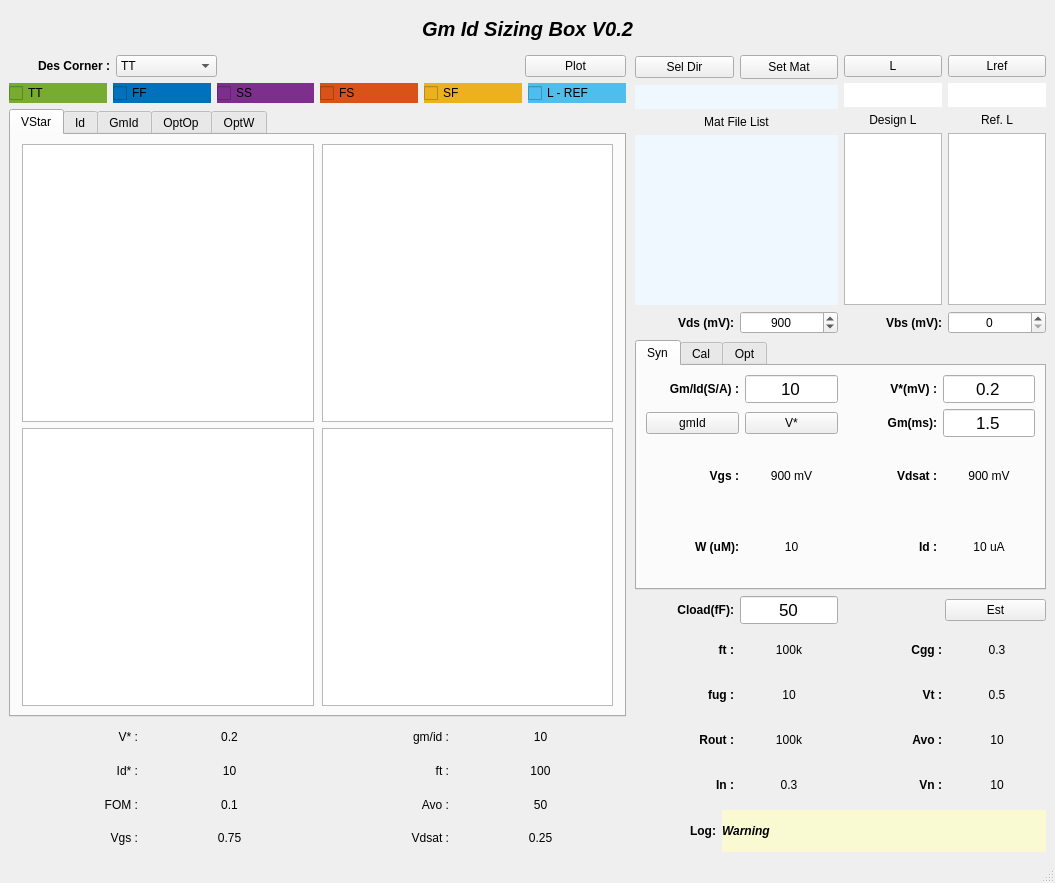
Qt form GUI/gmIdSizingGuiVp1.ui (fengqzHD/gmIdNeoKit) before a commit.
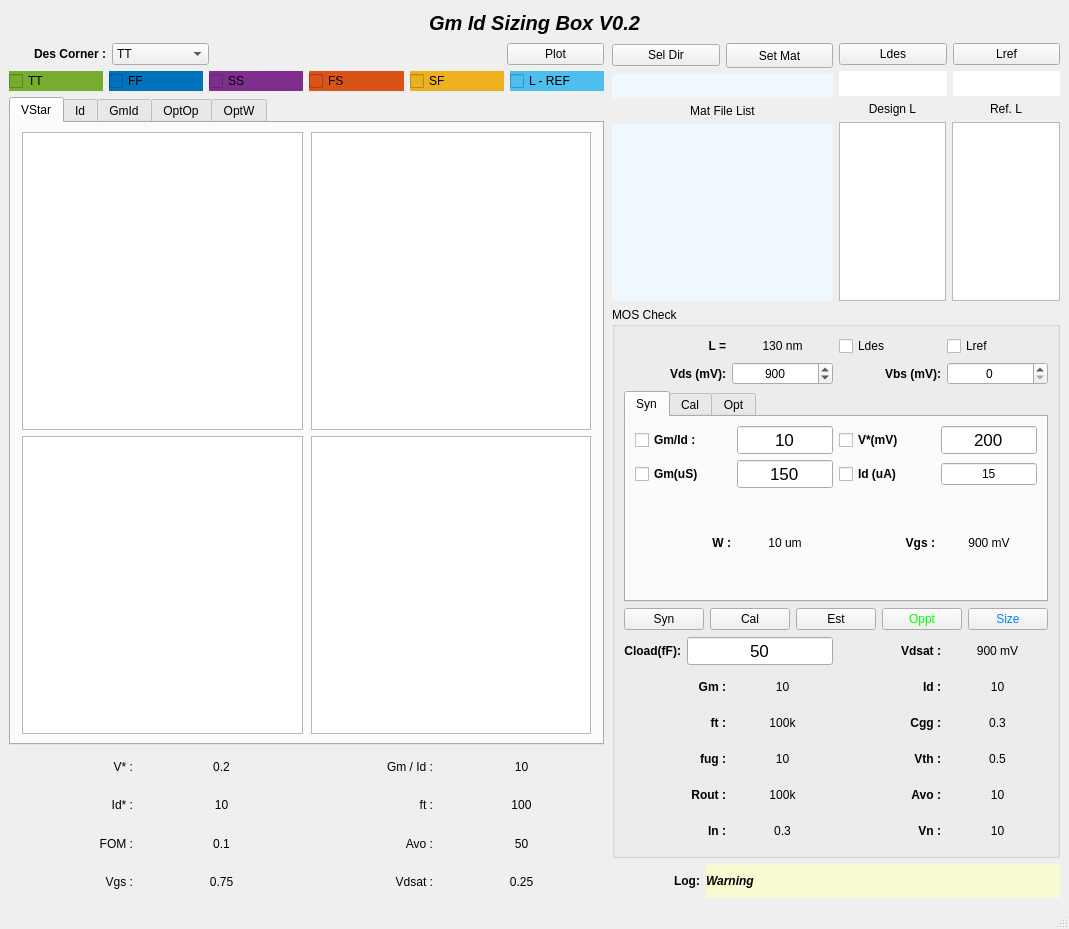
The same form after that commit. Custom widgets are drawn as their Qt base class.

Commit message: Update GUI Layout for Syn/Cal Function

```diff
--- a/GUI/gmIdSizingGuiVp1.ui
+++ b/GUI/gmIdSizingGuiVp1.ui
@@ -6,8 +6,8 @@
    <rect>
     <x>0</x>
     <y>0</y>
-    <width>1055</width>
-    <height>883</height>
+    <width>1069</width>
+    <height>929</height>
    </rect>
   </property>
   <property name="windowTitle">
@@ -16,7 +16,7 @@
   <widget class="QWidget" name="centralwidget">
    <layout class="QGridLayout" name="gridLayout">
     <item row="0" column="0">
-     <layout class="QVBoxLayout" name="verticalLayout_3" stretch="1,20">
+     <layout class="QVBoxLayout" name="verticalLayout_3" stretch="1,30">
       <item>
        <widget class="QLabel" name="titleToolBox">
         <property name="font">
@@ -37,9 +37,9 @@
        </widget>
       </item>
       <item>
-       <layout class="QHBoxLayout" name="horizontalLayoutMain" stretch="240,1,160">
+       <layout class="QHBoxLayout" name="horizontalLayoutMain" stretch="250,1,160">
         <item>
-         <layout class="QVBoxLayout" name="verticalLayoutPlot" stretch="1,1,22,1,1,1,1">
+         <layout class="QVBoxLayout" name="verticalLayoutPlot" stretch="1,1,20,1,1,1,1">
           <item>
            <layout class="QHBoxLayout" name="horizontalLayout_51" stretch="1,1,3,1">
             <item>
@@ -777,7 +777,7 @@
               <item>
                <widget class="QLabel" name="titleGmId">
                 <property name="text">
-                 <string>gm/id :</string>
+                 <string>Gm / Id :</string>
                 </property>
                 <property name="alignment">
                  <set>Qt::AlignRight|Qt::AlignTrailing|Qt::AlignVCenter</set>
@@ -970,7 +970,7 @@
          </spacer>
         </item>
         <item>
-         <layout class="QVBoxLayout" name="verticalLayoutFunc" stretch="12,2,12,10,2">
+         <layout class="QVBoxLayout" name="verticalLayoutFunc" stretch="15,32,2">
           <item>
            <layout class="QHBoxLayout" name="horizontalLayout_22" stretch="1,1">
             <item>
@@ -1063,7 +1063,7 @@
                 <item>
                  <widget class="QPushButton" name="pushButtonGateLSet">
                   <property name="text">
-                   <string>L</string>
+                   <string>Ldes</string>
                   </property>
                  </widget>
                 </item>
@@ -1159,6 +1159,68 @@
            </layout>
           </item>
           <item>
+           <widget class="QGroupBox" name="groupBoxMosCheck">
+            <property name="title">
+             <string>MOS Check</string>
+            </property>
+            <layout class="QGridLayout" name="gridLayout_10">
+             <item row="0" column="0">
+              <layout class="QVBoxLayout" name="verticalLayout_17" stretch="2,6,1,6">
+               <item>
+                <layout class="QVBoxLayout" name="verticalLayout_7" stretch="1,1">
+                 <item>
+                  <layout class="QHBoxLayout" name="horizontalLayout_60" stretch="1,1">
+                   <item>
+                    <layout class="QHBoxLayout" name="horizontalLayout_54">
+                     <item>
+                      <widget class="QLabel" name="titleChkL">
+                       <property name="font">
+                        <font>
+                         <weight>75</weight>
+                         <bold>true</bold>
+                        </font>
+                       </property>
+                       <property name="text">
+                        <string>L =</string>
+                       </property>
+                       <property name="alignment">
+                        <set>Qt::AlignRight|Qt::AlignTrailing|Qt::AlignVCenter</set>
+                       </property>
+                      </widget>
+                     </item>
+                     <item>
+                      <widget class="QLabel" name="labelChkL">
+                       <property name="text">
+                        <string>130 nm</string>
+                       </property>
+                       <property name="alignment">
+                        <set>Qt::AlignCenter</set>
+                       </property>
+                      </widget>
+                     </item>
+                    </layout>
+                   </item>
+                   <item>
+                    <layout class="QHBoxLayout" name="horizontalLayout_56">
+                     <item>
+                      <widget class="QCheckBox" name="checkBoxChkLdes">
+                       <property name="text">
+                        <string>Ldes</string>
+                       </property>
+                      </widget>
+                     </item>
+                     <item>
+                      <widget class="QCheckBox" name="checkBoxChkLref">
+                       <property name="text">
+                        <string>Lref</string>
+                       </property>
+                      </widget>
+                     </item>
+                    </layout>
+                   </item>
+                  </layout>
+                 </item>
+                 <item>
            <layout class="QHBoxLayout" name="horizontalLayout_39" stretch="1,1">
             <item>
              <layout class="QHBoxLayout" name="horizontalLayout_36" stretch="1,1">
@@ -1231,6 +1293,8 @@
             </item>
            </layout>
           </item>
+                </layout>
+               </item>
           <item>
            <widget class="QTabWidget" name="tabWidgetMode">
             <property name="currentIndex">
@@ -1242,13 +1306,13 @@
              </attribute>
              <layout class="QGridLayout" name="gridLayout_7">
               <item row="0" column="0">
-               <layout class="QVBoxLayout" name="verticalLayout_4" stretch="1,1,1,1">
+                    <layout class="QVBoxLayout" name="verticalLayout_4" stretch="1,1,1">
                 <item>
                  <layout class="QHBoxLayout" name="horizontalLayout_8" stretch="1,1">
                   <item>
                    <layout class="QHBoxLayout" name="horizontalLayout_27" stretch="1,1">
                     <item>
-                     <widget class="QLabel" name="titleSynGmId">
+                          <widget class="QCheckBox" name="checkBoxSynGmId">
                       <property name="font">
                        <font>
                         <weight>75</weight>
@@ -1256,10 +1320,7 @@
                        </font>
                       </property>
                       <property name="text">
-                       <string>Gm/Id(S/A) :</string>
-                      </property>
-                      <property name="alignment">
-                       <set>Qt::AlignRight|Qt::AlignTrailing|Qt::AlignVCenter</set>
+                            <string>Gm/Id :</string>
                       </property>
                      </widget>
                     </item>
@@ -1283,18 +1344,18 @@
                   <item>
                    <layout class="QHBoxLayout" name="horizontalLayout_5" stretch="1,1">
                     <item>
-                     <widget class="QLabel" name="titleSynVstar">
+                          <widget class="QCheckBox" name="checkBoxSynVstar">
                       <property name="font">
                        <font>
                         <weight>75</weight>
                         <bold>true</bold>
                        </font>
                       </property>
+                           <property name="layoutDirection">
+                            <enum>Qt::LeftToRight</enum>
+                           </property>
                       <property name="text">
-                       <string>V*(mV) :</string>
-                      </property>
-                      <property name="alignment">
-                       <set>Qt::AlignRight|Qt::AlignTrailing|Qt::AlignVCenter</set>
+                            <string>V*(mV)</string>
                       </property>
                      </widget>
                     </item>
@@ -1306,7 +1367,7 @@
                        </font>
                       </property>
                       <property name="text">
-                       <string>0.2</string>
+                            <string>200</string>
                       </property>
                       <property name="alignment">
                        <set>Qt::AlignCenter</set>
@@ -1319,28 +1380,10 @@
                 </item>
                 <item>
                  <layout class="QHBoxLayout" name="horizontalLayout_7" stretch="1,1">
-                  <item>
-                   <layout class="QHBoxLayout" name="horizontalLayout_6">
-                    <item>
-                     <widget class="QPushButton" name="pushButtonSynGmId">
-                      <property name="text">
-                       <string>gmId</string>
-                      </property>
-                     </widget>
-                    </item>
-                    <item>
-                     <widget class="QPushButton" name="pushButtonSynVstar">
-                      <property name="text">
-                       <string>V*</string>
-                      </property>
-                     </widget>
-                    </item>
-                   </layout>
-                  </item>
                   <item>
                    <layout class="QHBoxLayout" name="horizontalLayout_26" stretch="1,1">
                     <item>
-                     <widget class="QLabel" name="titleSynGm">
+                          <widget class="QCheckBox" name="checkBoxSynGm">
                       <property name="font">
                        <font>
                         <weight>75</weight>
@@ -1348,10 +1391,7 @@
                        </font>
                       </property>
                       <property name="text">
-                       <string>Gm(ms):</string>
-                      </property>
-                      <property name="alignment">
-                       <set>Qt::AlignRight|Qt::AlignTrailing|Qt::AlignVCenter</set>
+                            <string>Gm(uS)</string>
                       </property>
                      </widget>
                     </item>
@@ -1363,7 +1403,34 @@
                        </font>
                       </property>
                       <property name="text">
-                       <string>1.5</string>
+                            <string>150</string>
+                           </property>
+                           <property name="alignment">
+                            <set>Qt::AlignCenter</set>
+                           </property>
+                          </widget>
+                         </item>
+                        </layout>
+                       </item>
+                       <item>
+                        <layout class="QHBoxLayout" name="horizontalLayout_12" stretch="1,1">
+                         <item>
+                          <widget class="QCheckBox" name="checkBoxSynId">
+                           <property name="font">
+                            <font>
+                             <weight>75</weight>
+                             <bold>true</bold>
+                            </font>
+                           </property>
+                           <property name="text">
+                            <string>Id (uA)</string>
+                           </property>
+                          </widget>
+                         </item>
+                         <item>
+                          <widget class="QLineEdit" name="lineEditSynId">
+                           <property name="text">
+                            <string>15</string>
                       </property>
                       <property name="alignment">
                        <set>Qt::AlignCenter</set>
@@ -1377,70 +1444,6 @@
                 <item>
                  <layout class="QHBoxLayout" name="horizontalLayout_78" stretch="1,1">
                   <item>
-                   <layout class="QHBoxLayout" name="horizontalLayout_76" stretch="1,1">
-                    <item>
-                     <widget class="QLabel" name="titleSynVgs">
-                      <property name="font">
-                       <font>
-                        <weight>75</weight>
-                        <bold>true</bold>
-                       </font>
-                      </property>
-                      <property name="text">
-                       <string>Vgs :</string>
-                      </property>
-                      <property name="alignment">
-                       <set>Qt::AlignRight|Qt::AlignTrailing|Qt::AlignVCenter</set>
-                      </property>
-                     </widget>
-                    </item>
-                    <item>
-                     <widget class="QLabel" name="labelSynVgs">
-                      <property name="text">
-                       <string>900 mV</string>
-                      </property>
-                      <property name="alignment">
-                       <set>Qt::AlignCenter</set>
-                      </property>
-                     </widget>
-                    </item>
-                   </layout>
-                  </item>
-                  <item>
-                   <layout class="QHBoxLayout" name="horizontalLayout_77" stretch="1,1">
-                    <item>
-                     <widget class="QLabel" name="titleSynVdsat">
-                      <property name="font">
-                       <font>
-                        <weight>75</weight>
-                        <bold>true</bold>
-                       </font>
-                      </property>
-                      <property name="text">
-                       <string>Vdsat :</string>
-                      </property>
-                      <property name="alignment">
-                       <set>Qt::AlignRight|Qt::AlignTrailing|Qt::AlignVCenter</set>
-                      </property>
-                     </widget>
-                    </item>
-                    <item>
-                     <widget class="QLabel" name="labelSynVdsat">
-                      <property name="text">
-                       <string>900 mV</string>
-                      </property>
-                      <property name="alignment">
-                       <set>Qt::AlignCenter</set>
-                      </property>
-                     </widget>
-                    </item>
-                   </layout>
-                  </item>
-                 </layout>
-                </item>
-                <item>
-                 <layout class="QHBoxLayout" name="horizontalLayout_11">
-                  <item>
                    <layout class="QHBoxLayout" name="horizontalLayout_10">
                     <item>
                      <widget class="QLabel" name="titleSynWidth">
@@ -1451,7 +1454,7 @@
                        </font>
                       </property>
                       <property name="text">
-                       <string>W (uM):</string>
+                            <string>W :</string>
                       </property>
                       <property name="alignment">
                        <set>Qt::AlignRight|Qt::AlignTrailing|Qt::AlignVCenter</set>
@@ -1461,7 +1464,7 @@
                     <item>
                      <widget class="QLabel" name="labelSynW">
                       <property name="text">
-                       <string>10</string>
+                            <string>10 um</string>
                       </property>
                       <property name="alignment">
                        <set>Qt::AlignCenter</set>
@@ -1471,9 +1474,9 @@
                    </layout>
                   </item>
                   <item>
-                   <layout class="QHBoxLayout" name="horizontalLayout_9">
+                        <layout class="QHBoxLayout" name="horizontalLayout_76" stretch="1,1">
                     <item>
-                     <widget class="QLabel" name="titleSynId">
+                          <widget class="QLabel" name="titleSynVgs">
                       <property name="font">
                        <font>
                         <weight>75</weight>
@@ -1481,7 +1484,7 @@
                        </font>
                       </property>
                       <property name="text">
-                       <string>Id :</string>
+                            <string>Vgs :</string>
                       </property>
                       <property name="alignment">
                        <set>Qt::AlignRight|Qt::AlignTrailing|Qt::AlignVCenter</set>
@@ -1489,9 +1492,9 @@
                      </widget>
                     </item>
                     <item>
-                     <widget class="QLabel" name="labelSynId">
+                          <widget class="QLabel" name="labelSynVgs">
                       <property name="text">
-                       <string>10 uA</string>
+                            <string>900 mV</string>
                       </property>
                       <property name="alignment">
                        <set>Qt::AlignCenter</set>
@@ -1512,7 +1515,7 @@
              </attribute>
              <layout class="QGridLayout" name="gridLayout_8">
               <item row="0" column="0">
-               <layout class="QVBoxLayout" name="verticalLayout_6" stretch="1,1,1,1">
+                    <layout class="QVBoxLayout" name="verticalLayout_6" stretch="1,1,1">
                 <item>
                  <layout class="QHBoxLayout" name="horizontalLayout_42" stretch="1,1">
                   <item>
@@ -1588,18 +1591,9 @@
                  </layout>
                 </item>
                 <item>
-                 <layout class="QHBoxLayout" name="horizontalLayout_44" stretch="1,1">
+                      <layout class="QHBoxLayout" name="horizontalLayout_44" stretch="1">
                   <item>
-                   <layout class="QHBoxLayout" name="horizontalLayout_43" stretch="1,1">
-                    <item>
-                     <widget class="QPushButton" name="pushButtonCal">
-                      <property name="text">
-                       <string>Check</string>
-                      </property>
-                     </widget>
-                    </item>
-                    <item>
-                     <spacer name="horizontalSpacer_3">
+                        <spacer name="horizontalSpacer_34">
                       <property name="orientation">
                        <enum>Qt::Horizontal</enum>
                       </property>
@@ -1610,38 +1604,6 @@
                        </size>
                       </property>
                      </spacer>
-                    </item>
-                   </layout>
-                  </item>
-                  <item>
-                   <layout class="QHBoxLayout" name="horizontalLayout_79" stretch="1,1">
-                    <item>
-                     <widget class="QLabel" name="titleCalVdsat">
-                      <property name="font">
-                       <font>
-                        <weight>75</weight>
-                        <bold>true</bold>
-                       </font>
-                      </property>
-                      <property name="text">
-                       <string>Vdsat :</string>
-                      </property>
-                      <property name="alignment">
-                       <set>Qt::AlignRight|Qt::AlignTrailing|Qt::AlignVCenter</set>
-                      </property>
-                     </widget>
-                    </item>
-                    <item>
-                     <widget class="QLabel" name="labelCalVdsat">
-                      <property name="text">
-                       <string>900 mV</string>
-                      </property>
-                      <property name="alignment">
-                       <set>Qt::AlignCenter</set>
-                      </property>
-                     </widget>
-                    </item>
-                   </layout>
                   </item>
                  </layout>
                 </item>
@@ -1709,70 +1671,6 @@
                   </item>
                  </layout>
                 </item>
-                <item>
-                 <layout class="QHBoxLayout" name="horizontalLayout_80" stretch="1,1">
-                  <item>
-                   <layout class="QHBoxLayout" name="horizontalLayout_82">
-                    <item>
-                     <widget class="QLabel" name="titleCalGm">
-                      <property name="font">
-                       <font>
-                        <weight>75</weight>
-                        <bold>true</bold>
-                       </font>
-                      </property>
-                      <property name="text">
-                       <string>Id :</string>
-                      </property>
-                      <property name="alignment">
-                       <set>Qt::AlignRight|Qt::AlignTrailing|Qt::AlignVCenter</set>
-                      </property>
-                     </widget>
-                    </item>
-                    <item>
-                     <widget class="QLabel" name="labelCalGm">
-                      <property name="text">
-                       <string>10</string>
-                      </property>
-                      <property name="alignment">
-                       <set>Qt::AlignCenter</set>
-                      </property>
-                     </widget>
-                    </item>
-                   </layout>
-                  </item>
-                  <item>
-                   <layout class="QHBoxLayout" name="horizontalLayout_88">
-                    <item>
-                     <widget class="QLabel" name="titleCalId">
-                      <property name="font">
-                       <font>
-                        <weight>75</weight>
-                        <bold>true</bold>
-                       </font>
-                      </property>
-                      <property name="text">
-                       <string>Id :</string>
-                      </property>
-                      <property name="alignment">
-                       <set>Qt::AlignRight|Qt::AlignTrailing|Qt::AlignVCenter</set>
-                      </property>
-                     </widget>
-                    </item>
-                    <item>
-                     <widget class="QLabel" name="labelCalId">
-                      <property name="text">
-                       <string>10</string>
-                      </property>
-                      <property name="alignment">
-                       <set>Qt::AlignCenter</set>
-                      </property>
-                     </widget>
-                    </item>
-                   </layout>
-                  </item>
-                 </layout>
-                </item>
                </layout>
               </item>
              </layout>
@@ -1783,30 +1681,40 @@
              </attribute>
              <layout class="QGridLayout" name="gridLayout_9">
               <item row="0" column="0">
-               <layout class="QVBoxLayout" name="verticalLayout_15" stretch="1,1,1,1">
+                    <layout class="QVBoxLayout" name="verticalLayout_15" stretch="1,1,1">
                 <item>
                  <layout class="QHBoxLayout" name="horizontalLayout_38" stretch="1,1">
                   <item>
-                   <layout class="QHBoxLayout" name="horizontalLayout_86" stretch="1,1">
+                        <layout class="QHBoxLayout" name="horizontalLayout_86" stretch="0,0">
                     <item>
-                     <widget class="QPushButton" name="pushButtonOptOp">
+                          <widget class="QLabel" name="titleOppt">
+                           <property name="styleSheet">
+                            <string notr="true">*{
+color: rgb(0, 255, 0);
+}</string>
+                           </property>
                       <property name="text">
-                       <string>OptVgs</string>
+                            <string>Oppt</string>
+                           </property>
+                           <property name="alignment">
+                            <set>Qt::AlignCenter</set>
                       </property>
                      </widget>
                     </item>
                     <item>
-                     <spacer name="horizontalSpacer_38">
-                      <property name="orientation">
-                       <enum>Qt::Horizontal</enum>
-                      </property>
-                      <property name="sizeHint" stdset="0">
-                       <size>
-                        <width>40</width>
-                        <height>20</height>
-                       </size>
-                      </property>
-                     </spacer>
+                          <widget class="QLabel" name="titleSize">
+                           <property name="styleSheet">
+                            <string notr="true">*{
+color: rgb(0, 128,255);
+}</string>
+                           </property>
+                           <property name="text">
+                            <string>Size</string>
+                           </property>
+                           <property name="alignment">
+                            <set>Qt::AlignCenter</set>
+                           </property>
+                          </widget>
                     </item>
                    </layout>
                   </item>
@@ -1814,6 +1722,11 @@
                    <layout class="QHBoxLayout" name="horizontalLayout_61" stretch="4,1,3">
                     <item>
                      <widget class="QCheckBox" name="checkBoxOptVstar">
+                           <property name="styleSheet">
+                            <string notr="true">*{
+background-color:rgb(0,255,0);
+}</string>
+                           </property>
                       <property name="text">
                        <string>V* (mV)</string>
                       </property>
@@ -1849,6 +1762,11 @@
                    <layout class="QHBoxLayout" name="horizontalLayout_63" stretch="4,1,3">
                     <item>
                      <widget class="QCheckBox" name="checkBoxOptFt">
+                           <property name="styleSheet">
+                            <string notr="true">*{
+background-color:rgb(0,255,0);
+}</string>
+                           </property>
                       <property name="text">
                        <string>Ft (MHz)</string>
                       </property>
@@ -1880,6 +1798,11 @@
                    <layout class="QHBoxLayout" name="horizontalLayout_62" stretch="4,1,3">
                     <item>
                      <widget class="QCheckBox" name="checkBoxOptAvo">
+                           <property name="styleSheet">
+                            <string notr="true">*{
+background-color:rgb(0,255,0);
+}</string>
+                           </property>
                       <property name="text">
                        <string>Av</string>
                       </property>
@@ -1909,53 +1832,17 @@
                   </item>
                  </layout>
                 </item>
-                <item>
-                 <layout class="QHBoxLayout" name="horizontalLayout_85" stretch="1,1">
-                  <item>
-                   <layout class="QHBoxLayout" name="horizontalLayout_48" stretch="1,1">
-                    <item>
-                     <widget class="QPushButton" name="pushButtonOptSize">
-                      <property name="text">
-                       <string>OptSize</string>
-                      </property>
-                     </widget>
-                    </item>
-                    <item>
-                     <spacer name="horizontalSpacer_29">
-                      <property name="orientation">
-                       <enum>Qt::Horizontal</enum>
-                      </property>
-                      <property name="sizeHint" stdset="0">
-                       <size>
-                        <width>40</width>
-                        <height>20</height>
-                       </size>
-                      </property>
-                     </spacer>
-                    </item>
-                   </layout>
-                  </item>
-                  <item>
-                   <spacer name="horizontalSpacer_40">
-                    <property name="orientation">
-                     <enum>Qt::Horizontal</enum>
-                    </property>
-                    <property name="sizeHint" stdset="0">
-                     <size>
-                      <width>40</width>
-                      <height>20</height>
-                     </size>
-                    </property>
-                   </spacer>
-                  </item>
-                 </layout>
-                </item>
                 <item>
                  <layout class="QHBoxLayout" name="horizontalLayout_64" stretch="1,1">
                   <item>
                    <layout class="QHBoxLayout" name="horizontalLayout_83" stretch="4,1,3">
                     <item>
                      <widget class="QCheckBox" name="checkBoxOptGm">
+                           <property name="styleSheet">
+                            <string notr="true">*{
+background-color: rgb(0, 128,255);
+}</string>
+                           </property>
                       <property name="text">
                        <string>Gm (uS)</string>
                       </property>
@@ -1987,8 +1874,13 @@
                    <layout class="QHBoxLayout" name="horizontalLayout_81" stretch="4,1,3">
                     <item>
                      <widget class="QCheckBox" name="checkBoxOptArea">
+                           <property name="styleSheet">
+                            <string notr="true">*{
+background-color: rgb(0, 128,255);
+}</string>
+                           </property>
                       <property name="text">
-                       <string>WL (um2)</string>
+                            <string>Area</string>
                       </property>
                      </widget>
                     </item>
@@ -2023,11 +1915,60 @@
            </widget>
           </item>
           <item>
-           <layout class="QVBoxLayout" name="verticalLayout_5" stretch="1,1,1,1,1">
+                <layout class="QHBoxLayout" name="horizontalLayout_28" stretch="1,1,1,1,1">
+                 <item>
+                  <widget class="QPushButton" name="pushButtonSynMos">
+                   <property name="text">
+                    <string>Syn</string>
+                   </property>
+                  </widget>
+                 </item>
+                 <item>
+                  <widget class="QPushButton" name="pushButtonCal">
+                   <property name="text">
+                    <string>Cal</string>
+                   </property>
+                  </widget>
+                 </item>
+                 <item>
+                  <widget class="QPushButton" name="pushButtonFuEst">
+                   <property name="text">
+                    <string>Est</string>
+                   </property>
+                  </widget>
+                 </item>
+                 <item>
+                  <widget class="QPushButton" name="pushButtonOptOp">
+                   <property name="styleSheet">
+                    <string notr="true">*{
+color: rgb(0, 255, 0);
+}</string>
+                   </property>
+                   <property name="text">
+                    <string>Oppt</string>
+                   </property>
+                  </widget>
+                 </item>
+                 <item>
+                  <widget class="QPushButton" name="pushButtonOptSize">
+                   <property name="styleSheet">
+                    <string notr="true">*{
+color: rgb(0, 128,255);
+}</string>
+                   </property>
+                   <property name="text">
+                    <string>Size</string>
+                   </property>
+                  </widget>
+                 </item>
+                </layout>
+               </item>
+               <item>
+                <layout class="QVBoxLayout" name="verticalLayout_5" stretch="1,1,1,1,1,1">
             <item>
              <layout class="QHBoxLayout" name="horizontalLayout_13" stretch="1,1">
               <item>
-               <layout class="QHBoxLayout" name="horizontalLayout_28" stretch="1,1">
+                    <layout class="QHBoxLayout" name="horizontalLayout_48" stretch="0,0">
                 <item>
                  <widget class="QLabel" name="titleSynCload">
                   <property name="font">
@@ -2062,24 +2003,94 @@
                </layout>
               </item>
               <item>
-               <layout class="QHBoxLayout" name="horizontalLayout_12" stretch="1,1">
+                    <layout class="QHBoxLayout" name="horizontalLayout_77" stretch="1,1">
                 <item>
-                 <spacer name="horizontalSpacer_2">
-                  <property name="orientation">
-                   <enum>Qt::Horizontal</enum>
-                  </property>
-                  <property name="sizeHint" stdset="0">
-                   <size>
-                    <width>40</width>
-                    <height>20</height>
-                   </size>
-                  </property>
-                 </spacer>
+                      <widget class="QLabel" name="titleChkVdsat">
+                       <property name="font">
+                        <font>
+                         <weight>75</weight>
+                         <bold>true</bold>
+                        </font>
+                       </property>
+                       <property name="text">
+                        <string>Vdsat :</string>
+                       </property>
+                       <property name="alignment">
+                        <set>Qt::AlignRight|Qt::AlignTrailing|Qt::AlignVCenter</set>
+                       </property>
+                      </widget>
                 </item>
                 <item>
-                 <widget class="QPushButton" name="pushButtonFuEst">
+                      <widget class="QLabel" name="labelChkVdsat">
                   <property name="text">
-                   <string>Est</string>
+                        <string>900 mV</string>
+                       </property>
+                       <property name="alignment">
+                        <set>Qt::AlignCenter</set>
+                       </property>
+                      </widget>
+                     </item>
+                    </layout>
+                   </item>
+                  </layout>
+                 </item>
+                 <item>
+                  <layout class="QHBoxLayout" name="horizontalLayout_80" stretch="1,1">
+                   <item>
+                    <layout class="QHBoxLayout" name="horizontalLayout_82">
+                     <item>
+                      <widget class="QLabel" name="titleChkGm">
+                       <property name="font">
+                        <font>
+                         <weight>75</weight>
+                         <bold>true</bold>
+                        </font>
+                       </property>
+                       <property name="text">
+                        <string>Gm :</string>
+                       </property>
+                       <property name="alignment">
+                        <set>Qt::AlignRight|Qt::AlignTrailing|Qt::AlignVCenter</set>
+                       </property>
+                      </widget>
+                     </item>
+                     <item>
+                      <widget class="QLabel" name="labelChkGm">
+                       <property name="text">
+                        <string>10</string>
+                       </property>
+                       <property name="alignment">
+                        <set>Qt::AlignCenter</set>
+                       </property>
+                      </widget>
+                     </item>
+                    </layout>
+                   </item>
+                   <item>
+                    <layout class="QHBoxLayout" name="horizontalLayout_88">
+                     <item>
+                      <widget class="QLabel" name="titleChkId">
+                       <property name="font">
+                        <font>
+                         <weight>75</weight>
+                         <bold>true</bold>
+                        </font>
+                       </property>
+                       <property name="text">
+                        <string>Id :</string>
+                       </property>
+                       <property name="alignment">
+                        <set>Qt::AlignRight|Qt::AlignTrailing|Qt::AlignVCenter</set>
+                       </property>
+                      </widget>
+                     </item>
+                     <item>
+                      <widget class="QLabel" name="labelChkId">
+                       <property name="text">
+                        <string>10</string>
+                       </property>
+                       <property name="alignment">
+                        <set>Qt::AlignCenter</set>
                   </property>
                  </widget>
                 </item>
@@ -2194,7 +2205,7 @@
                    </font>
                   </property>
                   <property name="text">
-                   <string>Vt :</string>
+                        <string>Vth :</string>
                   </property>
                   <property name="alignment">
                    <set>Qt::AlignRight|Qt::AlignTrailing|Qt::AlignVCenter</set>
@@ -2345,6 +2356,11 @@
             </item>
            </layout>
           </item>
+              </layout>
+             </item>
+            </layout>
+           </widget>
+          </item>
           <item>
            <layout class="QHBoxLayout" name="horizontalLayout_14" stretch="1,4">
             <item>
@@ -2398,7 +2414,7 @@
     <rect>
      <x>0</x>
      <y>0</y>
-     <width>1055</width>
+     <width>1069</width>
      <height>22</height>
     </rect>
    </property>
```
Lines whose indentation alone changed are shown as unchanged. The commit also changes 2 other files.
